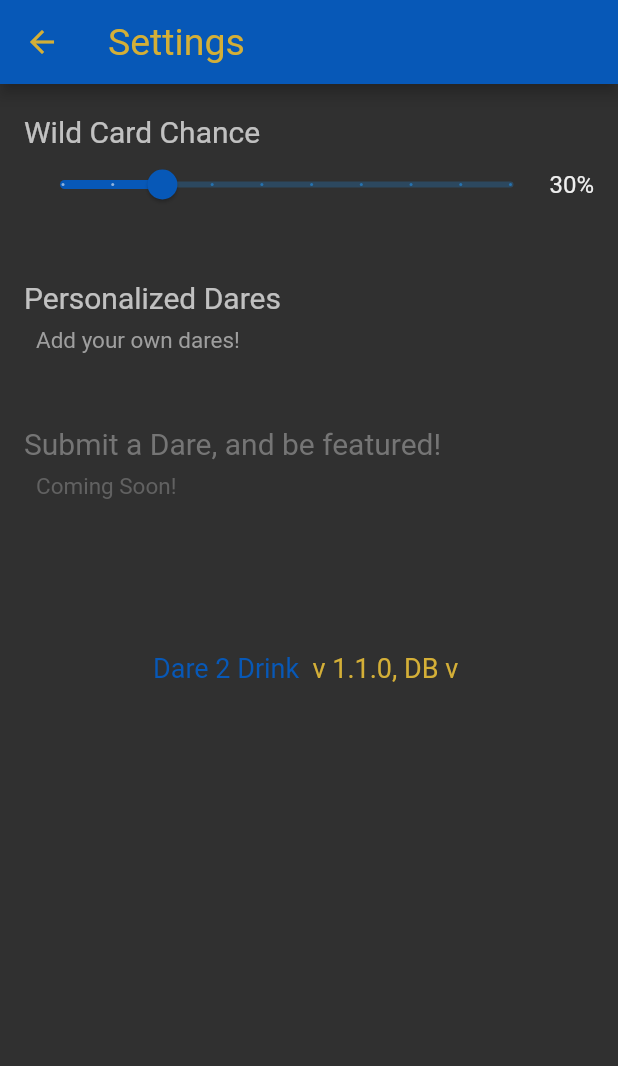
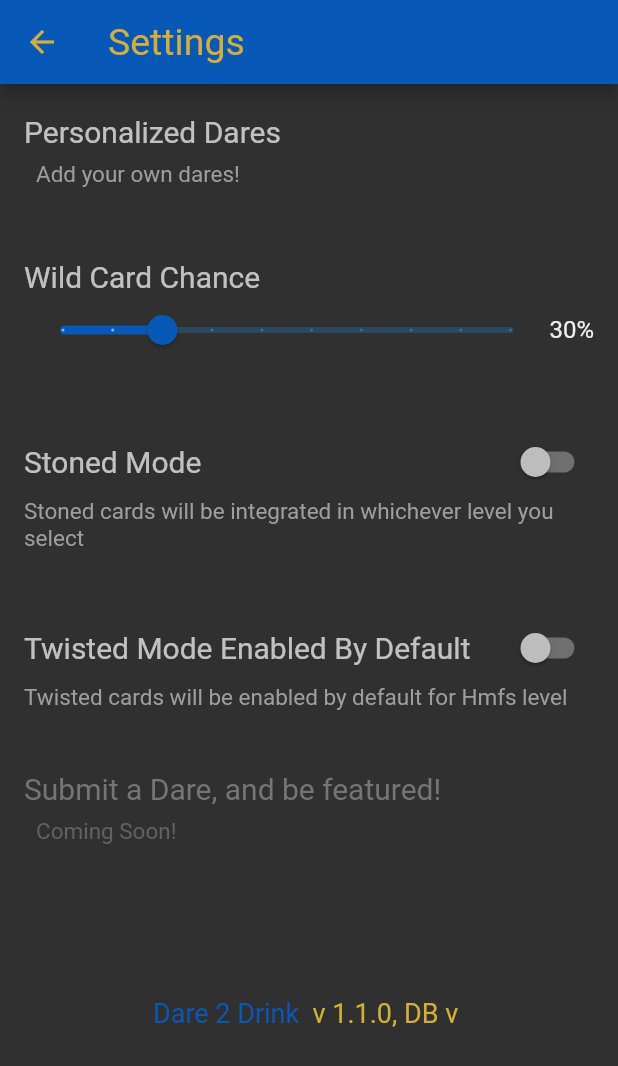
Before and after one commit to A-Semaan/dare-2-drink-game, a Flutter app: the SettingsPage screen opened directly, on a phone screen of 412 x 824 dp. Shown: the top 1066 px of the screen. Run offline on Flutter 3.47's test engine with Material 2 defaults, Android fonts, the light colour scheme and no system bars; our stand-ins replace auto_size_text, fluttertoast, google_fonts, package_info_plus, shared_preferences, sqflite; accounts and stored records are empty; Roboto replaces fonts that are missing (Handlee); project files that could hold a hidden picture were left out.

Commit message:
Added dares. added stoned mode. added stoned switch and twisted by default switch in settings.

```diff
--- a/daretodrink/lib/data/application_settings.dart
+++ b/daretodrink/lib/data/application_settings.dart
@@ -12,6 +12,10 @@ class ApplicationSettings {
   //Properties
 
   int _wildCardChance = 0;
+
+  bool? _stonedEnabled;
+
+  bool? _twistedEnabledByDefault;
 
   int get wildCardChance {
     if (_wildCardChance != 0) {
@@ -32,20 +36,66 @@ class ApplicationSettings {
     _wildCardChance = value;
   }
 
+  bool get stonedEnabled {
+    if (_stonedEnabled != null) {
+      return _stonedEnabled!;
+    }
+
+    bool? enabled = SharedPreferencesHelper.instance
+        .read<bool>(ApplicationSettingsEnum.stonedEnabled.asString());
+
+    _stonedEnabled = enabled ?? false;
+
+    return _stonedEnabled!;
+  }
+
+  set stonedEnabled(bool value) {
+    SharedPreferencesHelper.instance
+        .save(ApplicationSettingsEnum.stonedEnabled.asString(), value);
+    _stonedEnabled = value;
+  }
+
+  bool get twistedEnabledByDefault {
+    if (_twistedEnabledByDefault != null) {
+      return _twistedEnabledByDefault!;
+    }
+
+    bool? enabled = SharedPreferencesHelper.instance
+        .read<bool>(ApplicationSettingsEnum.twistedEnabledByDefault.asString());
+
+    _twistedEnabledByDefault = enabled ?? false;
+
+    return _twistedEnabledByDefault!;
+  }
+
+  set twistedEnabledByDefault(bool value) {
+    SharedPreferencesHelper.instance.save(
+        ApplicationSettingsEnum.twistedEnabledByDefault.asString(), value);
+    _twistedEnabledByDefault = value;
+  }
+
   int get twistedCardChance => 7;
 
-  String get databaseVersion=>"1.1";
+  String get databaseVersion => "1.1";
 
-  String activeDatabaseVersion="";
+  String activeDatabaseVersion = "";
 }
 
-enum ApplicationSettingsEnum { wildCardChance }
+enum ApplicationSettingsEnum {
+  wildCardChance,
+  stonedEnabled,
+  twistedEnabledByDefault
+}
 
 extension ApplicationSettingsEnumExtension on ApplicationSettingsEnum {
   String asString() {
     switch (this) {
       case ApplicationSettingsEnum.wildCardChance:
         return "WildCardChance";
+      case ApplicationSettingsEnum.stonedEnabled:
+        return "stonedEnabled";
+      case ApplicationSettingsEnum.twistedEnabledByDefault:
+        return "twistedEnabledByDefault";
       default:
         return "";
     }
--- a/daretodrink/lib/db-ops/db-manager.dart
+++ b/daretodrink/lib/db-ops/db-manager.dart
@@ -29,22 +29,23 @@ class DBManager {
       FileSystemEntityType type = await FileSystemEntity.type(path);
       if (type == FileSystemEntityType.notFound) {
         await _executeCopyDb(path);
-        ApplicationSettings.instance.activeDatabaseVersion = await getDatabaseVersion();
-      }
-      else{
+        ApplicationSettings.instance.activeDatabaseVersion =
+            await getDatabaseVersion();
+      } else {
         String dbVersion = await getDatabaseVersion();
         String internalDbVersion = ApplicationSettings.instance.databaseVersion;
-        if(double.parse(dbVersion)<double.parse(internalDbVersion)){
+        if (double.parse(dbVersion) < double.parse(internalDbVersion)) {
           await _executeCopyDb(path);
         }
-        ApplicationSettings.instance.activeDatabaseVersion = await getDatabaseVersion();
+        ApplicationSettings.instance.activeDatabaseVersion =
+            await getDatabaseVersion();
       }
     } catch (ex) {
       print(ex);
     }
   }
 
-  _executeCopyDb(String path)async{
+  _executeCopyDb(String path) async {
     // Load database from asset and copy
     ByteData data = await rootBundle.load(join('assets', 'dare2drink.db'));
     List<int> bytes =
@@ -172,11 +173,34 @@ class DBManager {
     return cards;
   }
 
+  Future<List<DareCardModel>> getStonedDares(Level level) async {
+    List<DareCardModel> cards = [];
+
+    //get cards from side dares
+    List<Map<String, Object?>>? result =
+        await _executeDbOperation<List<Map<String, Object?>>>(<List>(db) => {
+              db.query(
+                "Stoned",
+              )
+            });
+    if (result != null) {
+      cards.addAll(result.map((e) => DareCardModel(
+          getString(e["text"])!, getEnum<CardType>(e["type"])!,
+          id: getInt(e["_id"]),
+          amount: getInt(e["amount"]),
+          subText: getString(e["subtext"]),
+          level: level)));
+    }
+
+    return cards;
+  }
+
   Future<String> getDatabaseVersion() async {
     try {
       List<Map<String, Object?>>? result =
-          await _executeDbOperation<List<Map<String, Object?>>>(
-              <List>(db) => {db.query("database_version", columns:["version"])});
+          await _executeDbOperation<List<Map<String, Object?>>>(<List>(db) => {
+                db.query("database_version", columns: ["version"])
+              });
       if (result == null || result.isEmpty) {
         return "1.0";
       } else {
@@ -204,7 +228,7 @@ class DBManager {
   }
 
   int? getInt(Object? object) {
-    if (object == null) {
+    if (object == null || object.toString() == "") {
       return null;
     }
     return int.parse(getString(object)!);
--- a/daretodrink/lib/fragments/level-selector.dart
+++ b/daretodrink/lib/fragments/level-selector.dart
@@ -1,3 +1,6 @@
+import 'dart:math';
+
+import 'package:daretodrink/data/application_settings.dart';
 import 'package:daretodrink/data/card-model.dart';
 import 'package:daretodrink/data/dare-card-model.dart';
 import 'package:daretodrink/data/twisted-card-model.dart';
@@ -78,10 +81,17 @@ class _LevelSelectorState extends State<LevelSelector> {
   _getCardsAndRedirect(Level level) async {
     List<CardModel> allCards =
         await DBManager.instance.getCardsAndGenericsForLevel(level);
+    if (ApplicationSettings.instance.stonedEnabled) {
+      List<CardModel> stoned = await DBManager.instance.getStonedDares(level);
+      allCards.addAll(stoned);
+      allCards.shuffle(Random());
+    }
+
     if (allCards.isEmpty) {
       Fluttertoast.showToast(msg: "This mode does not have any dares");
       return;
     }
+
     List<CardModel> cards = [];
     List<CardModel> wildCards = [];
     List<TwistedCardModel>? twistedCards;
@@ -92,9 +102,8 @@ class _LevelSelectorState extends State<LevelSelector> {
         cards.add(element);
       }
     }
-    if(level==Level.hornyMFs){
-      twistedCards =
-        await DBManager.instance.getTwistedDares();
+    if (level == Level.hornyMFs) {
+      twistedCards = await DBManager.instance.getTwistedDares();
     }
     Navigator.of(context).pop();
     Navigator.of(context).push(MaterialPageRoute(builder: (context) {
--- a/daretodrink/lib/layouts/settings-page.dart
+++ b/daretodrink/lib/layouts/settings-page.dart
@@ -55,6 +55,24 @@ class _SettingsPageState extends State<SettingsPage> {
             ListTile(
               minVerticalPadding: 20,
               title: const Text(
+                "Personalized Dares",
+                style: MyTheme.listTileTitleTheme,
+              ),
+              subtitle: const Padding(
+                padding: EdgeInsets.all(8.0),
+                child: Text(
+                  "Add your own dares!",
+                  style: MyTheme.listTileSubtitleTheme,
+                ),
+              ),
+              onTap: () {
+                Navigator.of(context).push(MaterialPageRoute(
+                    builder: (context) => const PersonalizedDares()));
+              },
+            ),
+            ListTile(
+              minVerticalPadding: 20,
+              title: const Text(
                 "Wild Card Chance",
                 style: MyTheme.listTileTitleTheme,
               ),
@@ -81,23 +99,55 @@ class _SettingsPageState extends State<SettingsPage> {
               ),
             ),
             ListTile(
-              minVerticalPadding: 20,
-              title: const Text(
-                "Personalized Dares",
-                style: MyTheme.listTileTitleTheme,
-              ),
-              subtitle: const Padding(
-                padding: EdgeInsets.all(8.0),
-                child: Text(
-                  "Add your own dares!",
+                minVerticalPadding: 20,
+                title: Row(
+                  mainAxisAlignment: MainAxisAlignment.spaceBetween,
+                  children: [
+                    const Expanded(
+                      child: Text(
+                        "Stoned Mode",
+                        style: MyTheme.listTileTitleTheme,
+                      ),
+                    ),
+                    Switch(
+                        value: ApplicationSettings.instance.stonedEnabled,
+                        onChanged: (value) {
+                          setState(() {
+                            ApplicationSettings.instance.stonedEnabled = value;
+                          });
+                        })
+                  ],
+                ),
+                subtitle: const Text(
+                  "Stoned cards will be integrated in whichever level you select",
                   style: MyTheme.listTileSubtitleTheme,
+                )),
+            ListTile(
+                minVerticalPadding: 20,
+                title: Row(
+                  mainAxisAlignment: MainAxisAlignment.spaceBetween,
+                  children: [
+                    const Expanded(
+                      child: Text(
+                        "Twisted Mode Enabled By Default",
+                        style: MyTheme.listTileTitleTheme,
+                      ),
+                    ),
+                    Switch(
+                        value: ApplicationSettings
+                            .instance.twistedEnabledByDefault,
+                        onChanged: (value) {
+                          setState(() {
+                            ApplicationSettings
+                                .instance.twistedEnabledByDefault = value;
+                          });
+                        })
+                  ],
                 ),
-              ),
-              onTap: () {
-                Navigator.of(context).push(MaterialPageRoute(
-                    builder: (context) => const PersonalizedDares()));
-              },
-            ),
+                subtitle: const Text(
+                  "Twisted cards will be enabled by default for Hmfs level",
+                  style: MyTheme.listTileSubtitleTheme,
+                )),
             ListTile(
               minVerticalPadding: 20,
               title: Text(
@@ -117,7 +167,10 @@ class _SettingsPageState extends State<SettingsPage> {
             ),
             const ListTile(
               onTap: null,
-              title: Center(child: Dare2DrinkFooter(type: FooterType.Dare2Drink_WithVersion,)),
+              title: Center(
+                  child: Dare2DrinkFooter(
+                type: FooterType.Dare2Drink_WithVersion,
+              )),
             ),
           ],
         ),
--- a/daretodrink/lib/main.dart
+++ b/daretodrink/lib/main.dart
@@ -14,7 +14,7 @@ void main() {
     yield LicenseEntryWithLineBreaks(['google_fonts'], license);
   });
   WidgetsFlutterBinding.ensureInitialized();
-  SystemChrome.setEnabledSystemUIMode(SystemUiMode.edgeToEdge, overlays:  []);
+  // SystemChrome.setEnabledSystemUIMode(SystemUiMode.manual, overlays: []);
   runApp(const MyApp());
 }
 
--- a/daretodrink/lib/stealth-lib/swipe_cards/lib/swipe_cards.dart
+++ b/daretodrink/lib/stealth-lib/swipe_cards/lib/swipe_cards.dart
@@ -1,4 +1,6 @@
 library swipe_cards;
+
+import 'dart:math';
 
 import 'package:flutter/cupertino.dart';
 import 'package:flutter/material.dart';
@@ -209,7 +211,7 @@ class MatchEngine extends ChangeNotifier {
       return _swipeItems![_currentItemIndex!];
     } else {
       _currentItemIndex = 0;
-      _mainSwipeItems!.shuffle();
+      _mainSwipeItems!.shuffle(Random());
       _loadSwipeItems();
       return _swipeItems![_currentItemIndex!];
     }
```
Also changed, not shown: daretodrink/lib/layouts/card-deck-page.dart (+8 -4 lines), 1 other file. Lines whose indentation alone changed are shown as unchanged.
